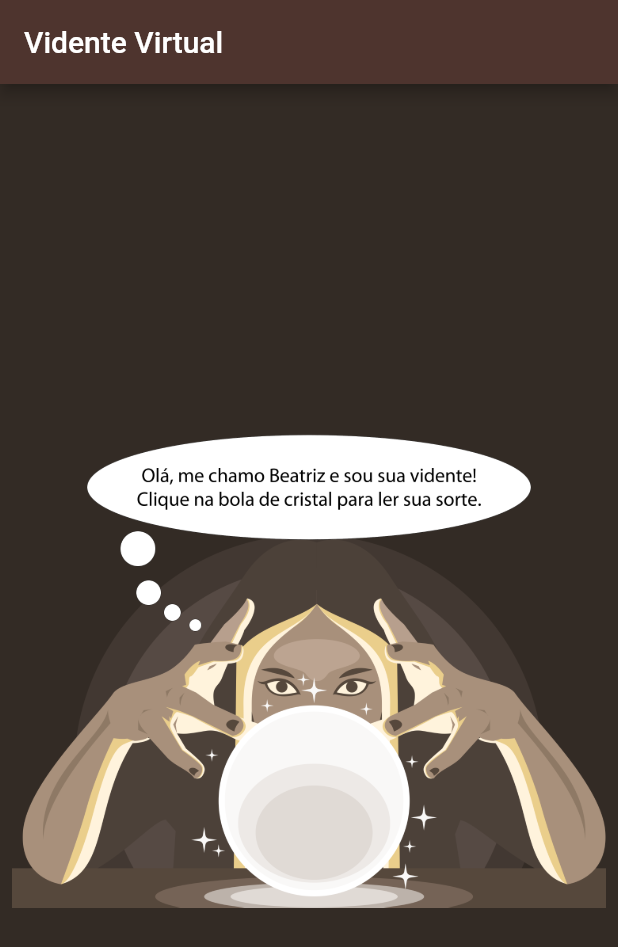
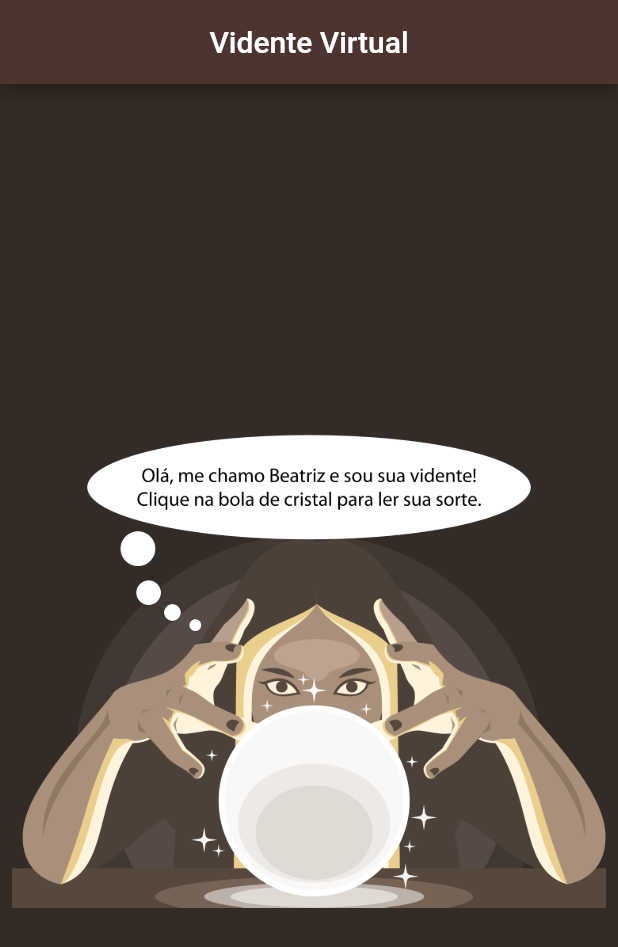
Before and after one commit to MatheusDario/vidente_virtual, a Flutter app: the screen it shows after launch, on a phone screen of 412 x 824 dp. Shown: the top 947 px of the screen. Run offline on Flutter 3.47's test engine with Material 2 defaults, Android fonts, the phone set to English and light mode, and no system bars.

```diff
--- a/lib/main.dart
+++ b/lib/main.dart
@@ -15,7 +15,7 @@ class VidenteVirtualPage extends StatelessWidget {
       home: Scaffold(
         backgroundColor: Color.fromRGBO(51, 43, 37, 1.0),
         appBar: AppBar(
-          title: Text('Vidente Virtual'),
+          title: Center(child: Text('Vidente Virtual')),
           backgroundColor: Colors.brown[800],
         ),
         body: Vidente(),
```
Also changed, not shown: 37 other files.
